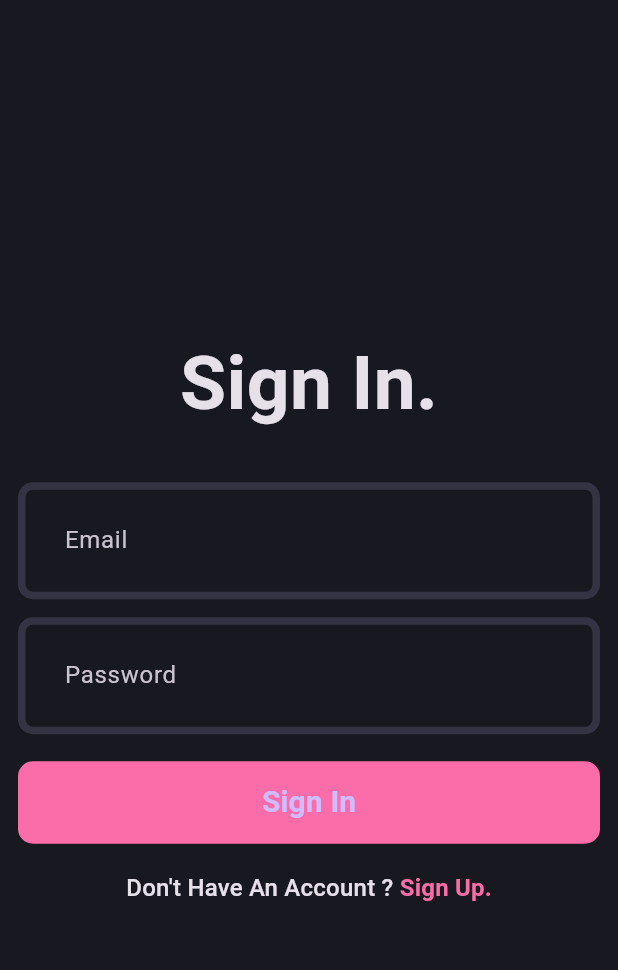
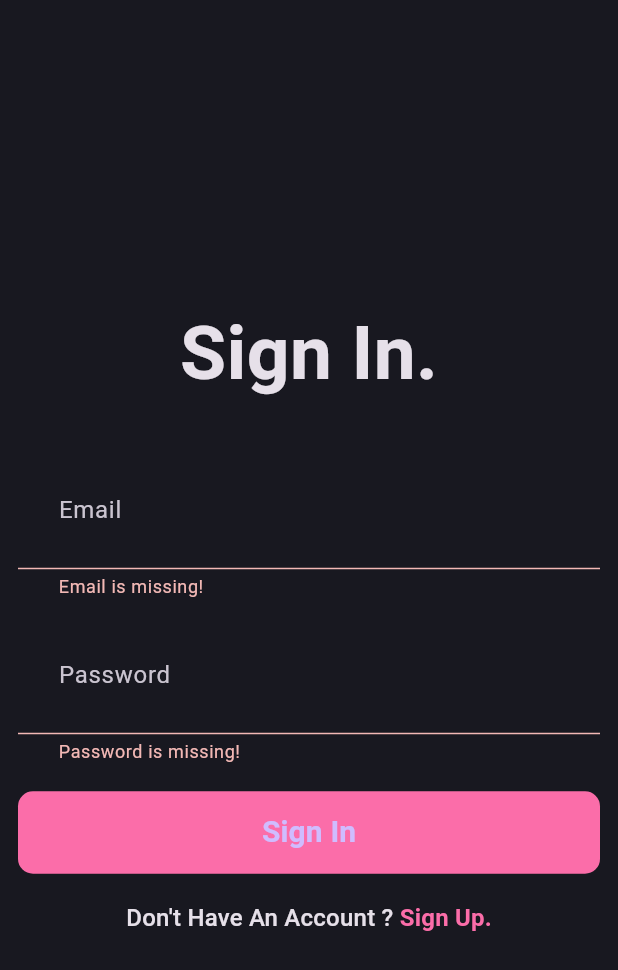
Before and after one commit to SHUBHAM5707/blog-app, a Flutter app: the screen it shows after launch, after a tap on "Sign In", on a phone screen of 412 x 824 dp. Shown: the top 970 px of the screen. Run offline on Flutter 3.47's test engine with Material 3 defaults, Android fonts, the phone set to English and light mode, and no system bars; our stand-ins replace flutter_bloc, fpdart, get_it, supabase_flutter; accounts and stored records are empty.

Commit message:
loin sinup completed

```diff
--- /dev/null
+++ b/lib/Feature/auth/domain/entities/user.dart
@@ -0,0 +1,10 @@
+class User {
+  final String id;
+  final String email;
+  final String name;
+  User({
+    required this.id,
+    required this.email,
+    required this.name,
+  });
+}
--- a/lib/Feature/auth/domain/repository/auth_repository.dart
+++ b/lib/Feature/auth/domain/repository/auth_repository.dart
@@ -1,14 +1,15 @@
+import 'package:blog/Feature/auth/domain/entities/user.dart';
 import 'package:blog/core/error/failures.dart';
 import 'package:fpdart/fpdart.dart';
 
 abstract interface class AuthRepository{
-  Future<Either<Failure, String>> signUpWithEmailPassword({
+  Future<Either<Failure, User>> signUpWithEmailPassword({
     required String name,
     required String email,
     required String password
   });
 
-  Future<Either<Failure, String>> loginWithEmailPassword({
+  Future<Either<Failure, User>> loginWithEmailPassword({
     required String email,
     required String password
   });
--- /dev/null
+++ b/lib/Feature/auth/domain/usecases/user_login.dart
@@ -0,0 +1,26 @@
+import 'package:blog/Feature/auth/domain/entities/user.dart';
+import 'package:blog/Feature/auth/domain/repository/auth_repository.dart';
+import 'package:blog/core/error/failures.dart';
+import 'package:blog/core/usecase/usecase.dart';
+import 'package:fpdart/fpdart.dart';
+
+class UserLogin implements UseCase<User,UserLoginParams>{
+    final AuthRepository authRepository;
+    const UserLogin(this.authRepository);
+  @override
+  Future<Either<Failure, User>> call(UserLoginParams params) {
+    return authRepository.loginWithEmailPassword(
+      email: params.email,
+      password: params.password
+    );
+  }
+
+}
+
+class UserLoginParams{
+  final String email;
+  final String password;
+
+  UserLoginParams({required this.email,required this.password});
+
+}
--- a/lib/Feature/auth/domain/usecases/user_signup.dart
+++ b/lib/Feature/auth/domain/usecases/user_signup.dart
@@ -1,15 +1,16 @@
+import 'package:blog/Feature/auth/domain/entities/user.dart';
 import 'package:blog/Feature/auth/domain/repository/auth_repository.dart';
 import 'package:blog/core/error/failures.dart';
 import 'package:blog/core/usecase/usecase.dart';
 import 'package:fpdart/fpdart.dart';
 
-class UserSignUp implements UseCase<String, UserSignUpParams>{
+class UserSignUp implements UseCase<User, UserSignUpParams>{
 
   final AuthRepository authRepository;
   const UserSignUp(this.authRepository);
 
   @override
-  Future<Either<Failure, String>> call(UserSignUpParams params) async {
+  Future<Either<Failure, User>> call(UserSignUpParams params) async {
     return await authRepository.signUpWithEmailPassword(
       name: params.name,
       email: params.email,
--- a/lib/Feature/auth/presentation/bloc/auth_bloc_bloc.dart
+++ b/lib/Feature/auth/presentation/bloc/auth_bloc_bloc.dart
@@ -1,3 +1,5 @@
+import 'package:blog/Feature/auth/domain/entities/user.dart';
+import 'package:blog/Feature/auth/domain/usecases/user_login.dart';
 import 'package:blog/Feature/auth/domain/usecases/user_signup.dart';
 import 'package:flutter_bloc/flutter_bloc.dart';
 import 'package:flutter/material.dart';
@@ -7,21 +9,40 @@ part 'auth_bloc_state.dart';
 
 class AuthBloc extends Bloc<AuthEvent, AuthState> {
   final UserSignUp _userSignUp;
+  final UserLogin _userLogin;
   AuthBloc({
     required UserSignUp userSignUp,
+    required UserLogin userLogin,
   })  : _userSignUp = userSignUp,
+        _userLogin = userLogin,
         super(AuthInitial()) {
-    on<AuthSignUp>((event, emit) async {
-      final res = await _userSignUp(UserSignUpParams(
+    on<AuthSignUp>(_onAuthSignUp);
+    on<AuthLogin>(_onAuthLogin);
+  }
+  void _onAuthSignUp(AuthSignUp event, Emitter<AuthState> emit) async {
+    emit(AuthLoading());
+    final res = await _userSignUp(
+      UserSignUpParams(
+          email: event.email, password: event.password, name: event.name),
+    );
+
+    res.fold(
+      (failure) => emit(AuthFailure(failure.message)),
+      (user) {
+        emit(AuthSuccess(user));
+      },
+    );
+  }
+
+  void _onAuthLogin(AuthLogin event, Emitter<AuthState> emit) async {
+    emit(AuthLoading());
+    final res = await _userLogin(
+        UserLoginParams(
           email: event.email,
-          password: event.password,
-          name: event.name
+          password: event.password
         ),
       );
 
-      res.fold(
-        (l) => emit(AuthFailure(l.message)),
-        (r) => emit (AuthSuccess(r)));
-    });
+      res.fold((l)=> emit(AuthFailure(l.message)),(r) => emit(AuthSuccess(r)));
   }
 }
--- a/lib/Feature/auth/presentation/bloc/auth_bloc_event.dart
+++ b/lib/Feature/auth/presentation/bloc/auth_bloc_event.dart
@@ -14,3 +14,13 @@ final class AuthSignUp extends AuthEvent {
     required this.name
   });
 }
+
+final class AuthLogin extends AuthEvent{
+  final String email;
+  final String password;
+
+  AuthLogin({
+    required this.email,
+    required this.password
+  });
+}
--- a/lib/Feature/auth/presentation/bloc/auth_bloc_state.dart
+++ b/lib/Feature/auth/presentation/bloc/auth_bloc_state.dart
@@ -10,8 +10,8 @@ final class AuthInitial extends AuthState {}
 final class AuthLoading extends AuthState {}
 
 final class AuthSuccess extends AuthState {
-  final String uid;
-  const AuthSuccess(this.uid);
+  final User user;
+  const AuthSuccess(this.user);
 }
 
 final class AuthFailure extends AuthState {
--- a/lib/Feature/auth/presentation/pages/login_page.dart
+++ b/lib/Feature/auth/presentation/pages/login_page.dart
@@ -1,12 +1,16 @@
 // ignore_for_file: file_names
+import 'package:blog/Feature/auth/presentation/bloc/auth_bloc_bloc.dart';
 import 'package:blog/Feature/auth/presentation/pages/auth_gradient_button.dart';
 import 'package:blog/Feature/auth/presentation/pages/signup_page.dart';
 import 'package:blog/Feature/auth/presentation/widgets/auh_field.dart';
+import 'package:blog/core/comman/widgets/loader.dart';
 import 'package:blog/core/theme/app_pallete.dart';
+import 'package:blog/core/utils/show_snakbar.dart';
 import 'package:flutter/material.dart';
+import 'package:flutter_bloc/flutter_bloc.dart';
 
 class LoginPage extends StatefulWidget {
-  static route() => MaterialPageRoute(builder: (context)=>const LoginPage());
+  static route() => MaterialPageRoute(builder: (context) => const LoginPage());
   const LoginPage({super.key});
 
   @override
@@ -31,45 +35,68 @@ class _LoginPageState extends State<LoginPage> {
     return Scaffold(
       body: Padding(
         padding: const EdgeInsets.all(12.0),
-        child: Form(
+        child: BlocBuilder<AuthBloc, AuthState>(
+          builder: (context, state) {
+            if(state is AuthFailure){
+              showSnakBar(context, state.message);
+            }
+            if(state is AuthLoading){
+              return const Loader();
+            }
+            return Form(
               key: formKey,
               child: Column(
                 mainAxisAlignment: MainAxisAlignment.center,
                 children: [
                   const Text(
                     'Sign In.',
-                style: TextStyle(
-                  fontSize: 50,
-                  fontWeight: FontWeight.bold
-                ),
+                    style: TextStyle(fontSize: 50, fontWeight: FontWeight.bold),
                   ),
                   const SizedBox(height: 30),
-              AuthField(hintText: 'Email',controller: emailController),
+                  AuthField(hintText: 'Email', controller: emailController),
                   const SizedBox(height: 12),
-              AuthField(hintText: 'Password',controller: passwordController,isObscureText: true,),
+                  AuthField(
+                    hintText: 'Password',
+                    controller: passwordController,
+                    isObscureText: true,
+                  ),
                   const SizedBox(height: 18),
-              AuthGradientButton(buttonText: 'Sign In',onPressed: () {},),
+                  AuthGradientButton(
+                      buttonText: 'Sign In',
+                      onPressed: () {
+                        if (formKey.currentState!.validate()) {
+                          context.read<AuthBloc>().add(AuthLogin(
+                                email: emailController.text.trim(),
+                                password: passwordController.text.trim(),
+                              ));
+                        }
+                      }),
                   const SizedBox(height: 18),
                   GestureDetector(
-                onTap: (){
-                  Navigator.push(context,SignUpPage.route());
+                    onTap: () {
+                      Navigator.push(context, SignUpPage.route());
                     },
                     child: RichText(
-                  text: TextSpan(text: "Don't Have An Account ? ",
+                      text: TextSpan(
+                          text: "Don't Have An Account ? ",
                           style: Theme.of(context).textTheme.titleMedium,
                           children: [
                             TextSpan(
                               text: 'Sign Up.',
-                      style: Theme.of(context).textTheme.titleMedium?.copyWith(
+                              style: Theme.of(context)
+                                  .textTheme
+                                  .titleMedium
+                                  ?.copyWith(
                                       color: AppPallete.gradient2,
-                        fontWeight: FontWeight.bold
-                      ),
+                                      fontWeight: FontWeight.bold),
                             )
                           ]),
                     ),
                   ),
                 ],
               ),
+            );
+          },
         ),
       ),
     );
--- /dev/null
+++ b/lib/init_dependencies.dart
@@ -0,0 +1,38 @@
+import 'package:blog/Feature/auth/data/datasourse/auth_remote_data_source.dart';
+import 'package:blog/Feature/auth/data/repositories/auth_repository_impl.dart';
+import 'package:blog/Feature/auth/domain/repository/auth_repository.dart';
+import 'package:blog/Feature/auth/domain/usecases/user_login.dart';
+import 'package:blog/Feature/auth/domain/usecases/user_signup.dart';
+import 'package:blog/Feature/auth/presentation/bloc/auth_bloc_bloc.dart';
+import 'package:blog/core/secret/app_secret.dart';
+import 'package:get_it/get_it.dart';
+import 'package:supabase_flutter/supabase_flutter.dart';
+
+final serviceLocater = GetIt.instance;
+
+Future<void> initDependencies() async{
+  _initAuth();
+  final supabase = await Supabase.initialize(
+    url: AppSecret.supabaseUrl,
+    anonKey: AppSecret.supaAnonkey
+  );
+  serviceLocater.registerLazySingleton(() => supabase.client);
+}
+
+void _initAuth(){
+  serviceLocater..registerFactory<AuthRemoteDataSource>(
+    ()=> AuthrRemoteDataSourceImpl(
+      serviceLocater(),
+    ),
+  )
+  ..registerFactory<AuthRepository>(
+    ()=> AuthRepositoryImpl(
+      serviceLocater(),
+      ),
+    )
+
+    ..registerFactory(()=> UserSignUp(serviceLocater()))
+    ..registerFactory(()=> UserLogin(serviceLocater()))
+
+    ..registerLazySingleton(() => AuthBloc(userSignUp: serviceLocater(), userLogin: serviceLocater()));
+}
--- a/lib/main.dart
+++ b/lib/main.dart
@@ -1,25 +1,18 @@
-import 'package:blog/Feature/auth/data/datasourse/auth_remote_data_source.dart';
-import 'package:blog/Feature/auth/data/repositories/auth_repository_impl.dart';
-import 'package:blog/Feature/auth/domain/usecases/user_signup.dart';
 import 'package:blog/Feature/auth/presentation/bloc/auth_bloc_bloc.dart';
 import 'package:blog/Feature/auth/presentation/pages/login_page.dart';
-import 'package:blog/core/secret/app_secret.dart';
 import 'package:blog/core/theme/theme.dart';
+import 'package:blog/init_dependencies.dart';
 import 'package:flutter/material.dart';
 import 'package:flutter_bloc/flutter_bloc.dart';
-import 'package:supabase_flutter/supabase_flutter.dart';
 
 void main() async{
   WidgetsFlutterBinding.ensureInitialized();
-  final supabase = await Supabase.initialize(
-    url: AppSecret.supabaseUrl,
-    anonKey: AppSecret.supaAnonkey
-  );
+  await initDependencies();
   runApp(MultiBlocProvider(
     providers: [
-      BlocProvider(create: (_) => AuthBloc(userSignUp: UserSignUp(
-        AuthRepositoryImpl(
-          AuthrRemoteDataSourceImpl(supabase.client)))))
+      BlocProvider(
+        create: (_) => serviceLocater<AuthBloc>()
+      ),
     ],
     child: const MyApp(),
   ));
--- a/pubspec.yaml
+++ b/pubspec.yaml
@@ -38,6 +38,7 @@ dependencies:
   fpdart: ^1.1.0
   supabase_flutter: ^2.5.6
   flutter_bloc: ^8.1.6
+  get_it: ^7.7.0
 
 dev_dependencies:
   flutter_test:
```
Also changed, not shown: lib/Feature/auth/data/datasourse/auth_remote_data_source.dart (+19 -8 lines), lib/Feature/auth/data/models/user_model.dart (added, +18 -0 lines), lib/Feature/auth/data/repositories/auth_repository_impl.dart (+23 -11 lines), lib/Feature/auth/presentation/pages/signup_page.dart (+35 -20 lines), lib/core/comman/widgets/loader.dart (added, +10 -0 lines), lib/core/utils/show_snakbar.dart (added, +7 -0 lines), pubspec.lock. Lines whose indentation alone changed are shown as unchanged.
